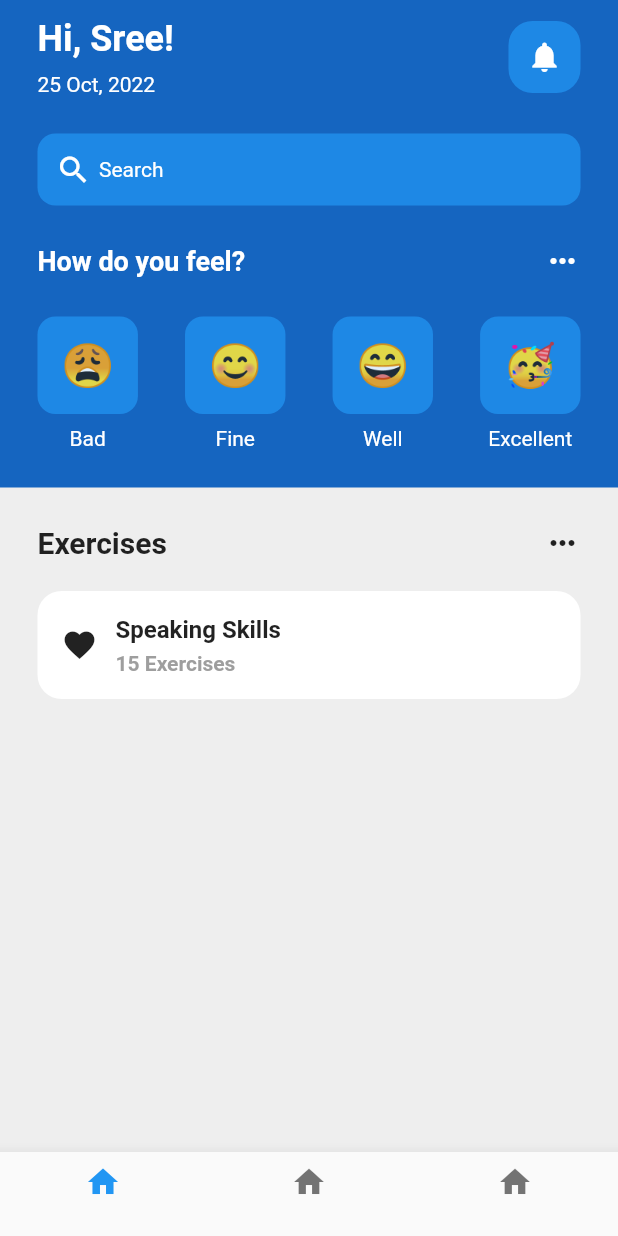
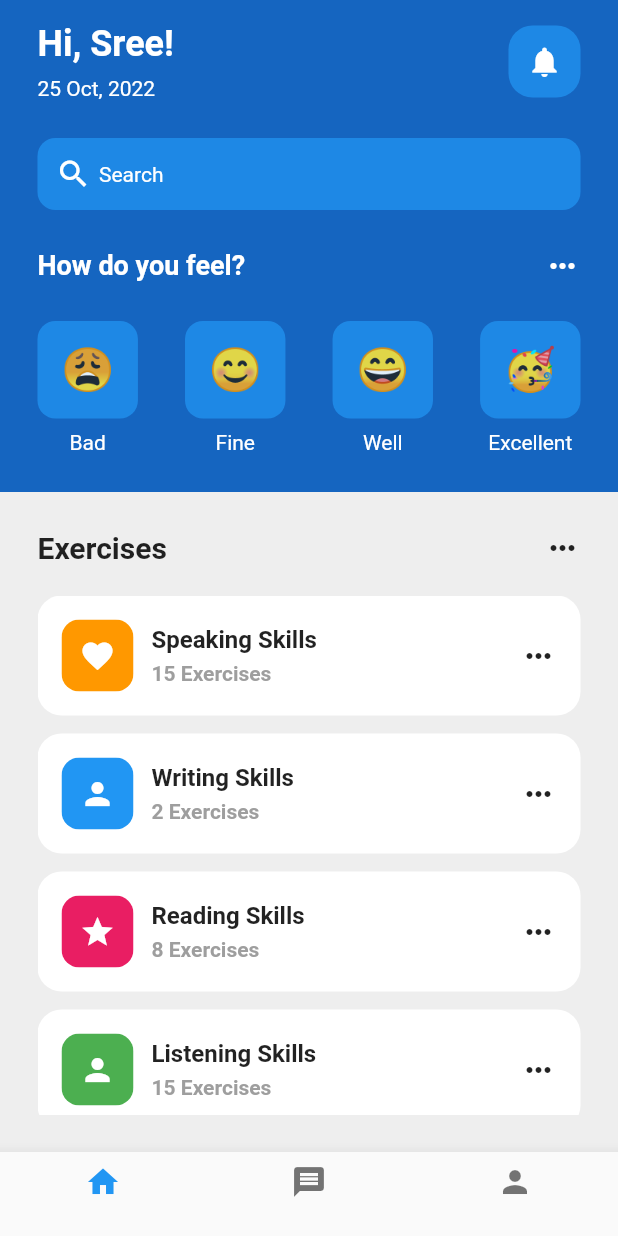
Before and after one commit to sreenath4294/flutter_app, a Flutter app: the screen it shows after launch, on a phone screen of 412 x 824 dp. Run offline on Flutter 3.47's test engine with Material 2 defaults, Android fonts, the phone set to English and light mode, and no system bars.

Commit message:
exercises final

```diff
--- a/lib/pages/homescreen.dart
+++ b/lib/pages/homescreen.dart
@@ -1,4 +1,5 @@
 import 'package:demo_app/utils/emoticons.dart';
+import 'package:demo_app/utils/exercise_title.dart';
 import 'package:flutter/material.dart';
 
 class HomePage extends StatefulWidget {
@@ -15,8 +16,8 @@ class _HomePageState extends State<HomePage> {
       backgroundColor: Colors.blue[800],
       bottomNavigationBar: BottomNavigationBar(items: const [
         BottomNavigationBarItem(icon: Icon(Icons.home), label: ''),
-        BottomNavigationBarItem(icon: Icon(Icons.home), label: ''),
-        BottomNavigationBarItem(icon: Icon(Icons.home), label: ''),
+        BottomNavigationBarItem(icon: Icon(Icons.message), label: ''),
+        BottomNavigationBarItem(icon: Icon(Icons.person), label: ''),
       ]),
       body: SafeArea(
         child: Column(
@@ -24,7 +25,7 @@ class _HomePageState extends State<HomePage> {
             //greetings row
             Padding(
               padding:
-                  const EdgeInsets.symmetric(horizontal: 25.0, vertical: 12.00),
+                  const EdgeInsets.symmetric(horizontal: 25.0, vertical: 15.00),
               child: Column(
                 children: [
                   Row(
@@ -189,7 +190,7 @@ class _HomePageState extends State<HomePage> {
               ),
             ),
             const SizedBox(
-              height: 13,
+              height: 10,
             ),
             Expanded(
               child: Container(
@@ -214,40 +215,32 @@ class _HomePageState extends State<HomePage> {
                       const SizedBox(
                         height: 20,
                       ),
-                      Container(
-                        padding: const EdgeInsets.all(16),
-                        decoration: BoxDecoration(
-                            color: Colors.white,
-                            borderRadius: BorderRadius.circular(16)),
-                        child: Row(
-                          children: [
-                            const Icon(Icons.favorite),
-                            const SizedBox(
-                              width: 12,
-                            ),
-                            Column(
-                              crossAxisAlignment: CrossAxisAlignment.start,
-                              children: const [
-                                Text(
-                                  "Speaking Skills",
-                                  style: TextStyle(
-                                      fontSize: 16,
-                                      fontWeight: FontWeight.bold),
-                                ),
-                                SizedBox(
-                                  height: 5,
-                                ),
-                                Text(
-                                  "15 Exercises",
-                                  style: TextStyle(
-                                      fontWeight: FontWeight.bold,
-                                      color: Colors.grey),
-                                ),
-                              ],
-                            ),
+                      Expanded(
+                        child: ListView(
+                          children: const [
+                            ExerciseTitle(
+                                icon: Icons.favorite,
+                                exerciseName: "Speaking Skills",
+                                exerciseNumber: 15,
+                                color: Colors.orange),
+                            ExerciseTitle(
+                                icon: Icons.person,
+                                exerciseName: "Writing Skills",
+                                exerciseNumber: 2,
+                                color: Colors.blue),
+                            ExerciseTitle(
+                                icon: Icons.star,
+                                exerciseName: "Reading Skills",
+                                exerciseNumber: 8,
+                                color: Colors.pink),
+                            ExerciseTitle(
+                                icon: Icons.person,
+                                exerciseName: "Listening Skills",
+                                exerciseNumber: 15,
+                                color: Colors.green),
                           ],
                         ),
-                      ),
+                      )
                     ],
                   ),
                 ),
--- /dev/null
+++ b/lib/utils/exercise_title.dart
@@ -0,0 +1,69 @@
+import 'package:flutter/material.dart';
+
+class ExerciseTitle extends StatelessWidget {
+  final icon;
+  final String exerciseName;
+  final int exerciseNumber;
+  final color;
+
+  const ExerciseTitle(
+      {super.key,
+      required this.icon,
+      required this.exerciseName,
+      required this.exerciseNumber,
+      required this.color});
+
+  @override
+  Widget build(BuildContext context) {
+    return Padding(
+      padding: const EdgeInsets.only(bottom: 12.0),
+      child: Container(
+        padding: const EdgeInsets.all(16),
+        decoration: BoxDecoration(
+            color: Colors.white, borderRadius: BorderRadius.circular(16)),
+        child: Row(
+          mainAxisAlignment: MainAxisAlignment.spaceBetween,
+          children: [
+            Row(
+              children: [
+                ClipRRect(
+                  borderRadius: BorderRadius.circular(12),
+                  child: Container(
+                    padding: const EdgeInsets.all(12),
+                    color: color,
+                    child: Icon(
+                      icon,
+                      color: Colors.white,
+                    ),
+                  ),
+                ),
+                const SizedBox(
+                  width: 12,
+                ),
+                Column(
+                  crossAxisAlignment: CrossAxisAlignment.start,
+                  children: [
+                    Text(
+                      exerciseName,
+                      style: const TextStyle(
+                          fontSize: 16, fontWeight: FontWeight.bold),
+                    ),
+                    const SizedBox(
+                      height: 5,
+                    ),
+                    Text(
+                      "$exerciseNumber Exercises",
+                      style: const TextStyle(
+                          fontWeight: FontWeight.bold, color: Colors.grey),
+                    ),
+                  ],
+                ),
+              ],
+            ),
+            const Icon(Icons.more_horiz),
+          ],
+        ),
+      ),
+    );
+  }
+}
```
